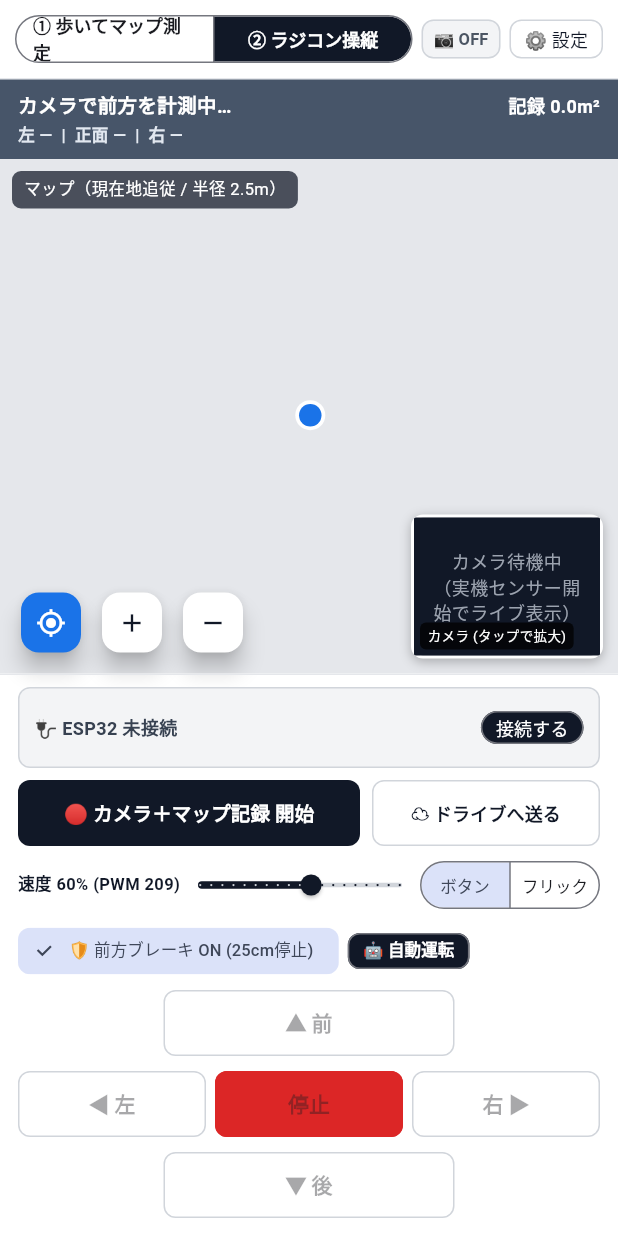
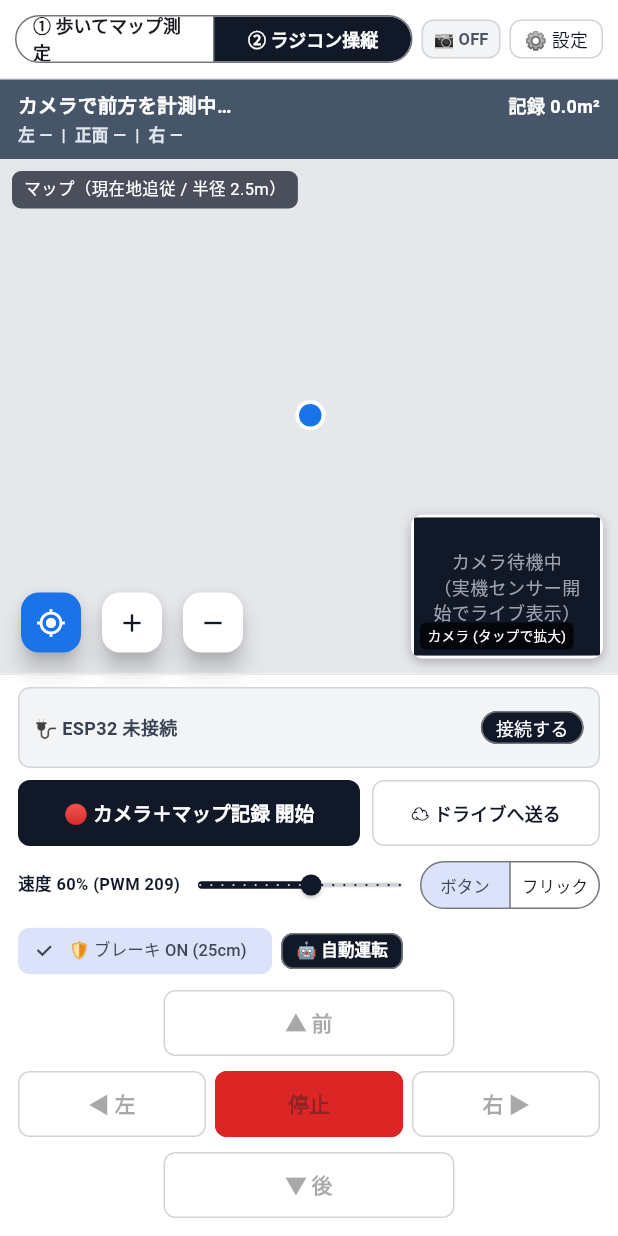
Before and after one commit to fumi3333/phone-robot, a Flutter app: the screen it shows after launch, after a tap on "② ラジコン操縦", on a phone screen of 412 x 824 dp. Run offline on Flutter 3.47's test engine with Material 3 defaults, Android fonts, the phone set to English and light mode, and no system bars.

Commit message:
fix: replace Row with Wrap on RC control chip bar to prevent overflow

```diff
--- a/flutter/app/lib/real_page.dart
+++ b/flutter/app/lib/real_page.dart
@@ -1533,7 +1533,10 @@ class _RealPageState extends State<RealPage> with WidgetsBindingObserver {
             ],
           ),
           const SizedBox(height: 4),
-          Row(
+          Wrap(
+            spacing: 6,
+            runSpacing: 4,
+            crossAxisAlignment: WrapCrossAlignment.center,
             children: [
               FilterChip(
                 key: const Key('front_brake_chip'),
@@ -1542,12 +1545,11 @@ class _RealPageState extends State<RealPage> with WidgetsBindingObserver {
                 onSelected: (v) => _session.setFrontBrakeEnabled(v),
                 label: Text(
                   _session.frontBrakeEnabled
-                      ? '🛡 前方ブレーキ ON (25cm停止)'
-                      : '🛡 前方ブレーキ OFF',
+                      ? '🛡 ブレーキ ON (25cm)'
+                      : '🛡 ブレーキ OFF',
                   style: const TextStyle(fontSize: 11),
                 ),
               ),
-              const SizedBox(width: 6),
               OutlinedButton(
                 key: const Key('auto_drive_btn'),
                 style: OutlinedButton.styleFrom(
@@ -1581,21 +1583,15 @@ class _RealPageState extends State<RealPage> with WidgetsBindingObserver {
                   style: const TextStyle(fontSize: 11, fontWeight: FontWeight.w700),
                 ),
               ),
-              if (_session.frontBrakeActive) ...[
-                const SizedBox(width: 8),
-                const Expanded(
-                  child: Text(
-                    '壁の手前で停止中（後退可）',
-                    style: TextStyle(
-                      fontSize: 11,
-                      fontWeight: FontWeight.w700,
-                      color: Color(0xFFDC2626),
-                    ),
-                    maxLines: 1,
-                    overflow: TextOverflow.ellipsis,
+              if (_session.frontBrakeActive)
+                const Text(
+                  '壁の手前で停止中（後退可）',
+                  style: TextStyle(
+                    fontSize: 11,
+                    fontWeight: FontWeight.w700,
+                    color: Color(0xFFDC2626),
                   ),
                 ),
-              ],
             ],
           ),
           const SizedBox(height: 4),
```
